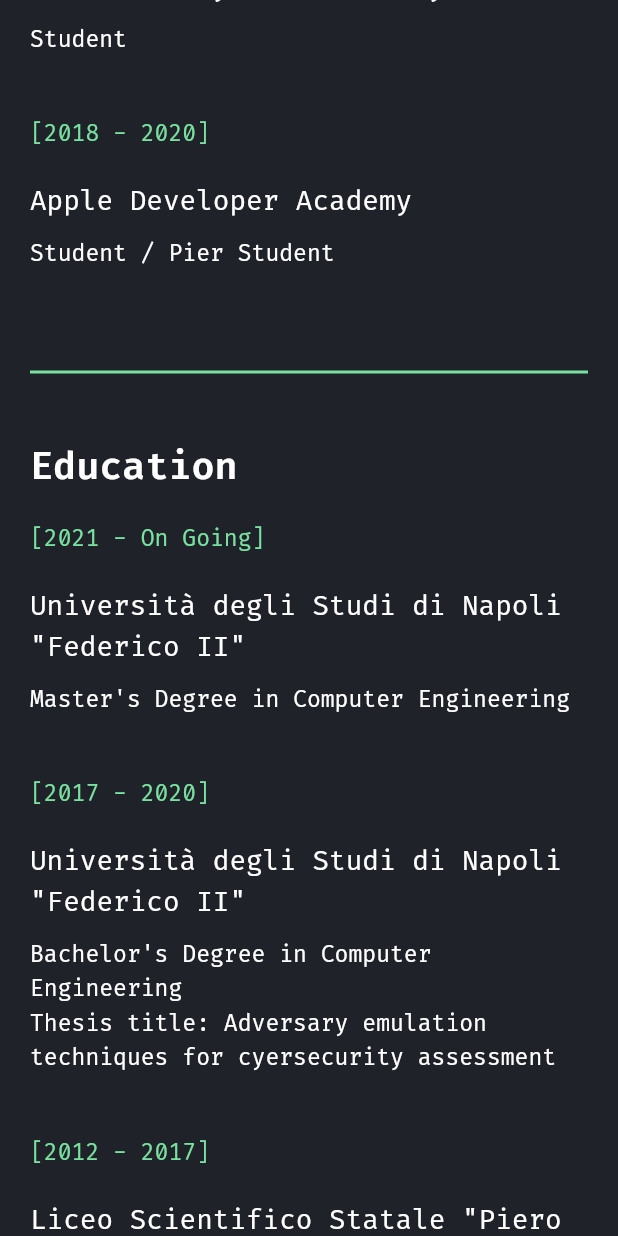
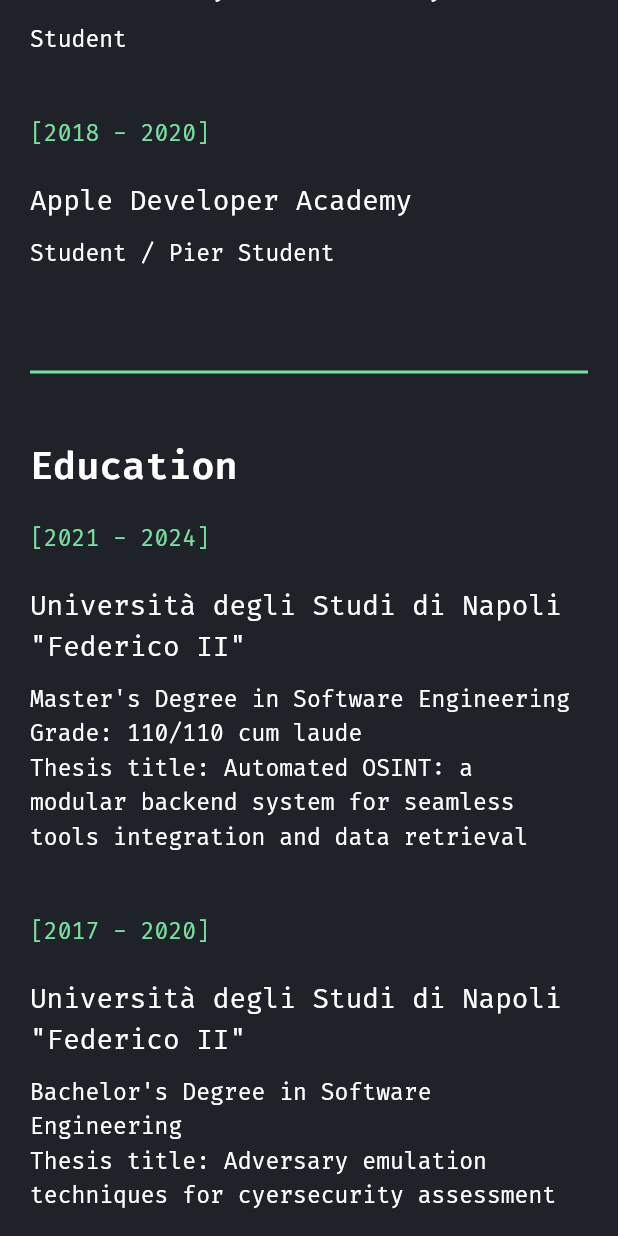
Before and after one commit to marcotammaro/portfolio, a Flutter app: the screen it shows after launch, scrolled down 1152 dp, on a phone screen of 412 x 824 dp. Run offline on Flutter 3.47's test engine with Material 2 defaults, Android fonts, the phone set to English and light mode, and no system bars; our stand-ins replace font_awesome_flutter.

Commit message:
Info update

```diff
--- a/lib/views/about.dart
+++ b/lib/views/about.dart
@@ -41,7 +41,7 @@ class _AboutState extends State<About> {
         ),
         CustomText(
           noBottomPadding: true,
-          text: '''$age years old master's student in computer engineering.
+          text: '''$age years old Software Engineer and iOS Develoepr.
 
 I'm what you could call a technology sufferer, I like everything that works at the rhythm of 0 and 1 and that can be programmed or built with your own hands.
 
@@ -64,7 +64,7 @@ I truly love working in group because I'm convinced that teamworking stimulates
         CustomTextWithDates(
           title: 'System Management S.p.A',
           titleLink: 'https://sysmanagement.it/',
-          text: 'iOS Developer',
+          text: 'Mobile Developer',
           period: '2022 - On Going',
         ),
         CustomTextWithDates(
@@ -93,13 +93,14 @@ I truly love working in group because I'm convinced that teamworking stimulates
         ),
         CustomTextWithDates(
           title: 'Università degli Studi di Napoli "Federico II"',
-          text: "Master's Degree in Computer Engineering",
-          period: '2021 - On Going',
+          text:
+              "Master's Degree in Software Engineering\nGrade: 110/110 cum laude\nThesis title: Automated OSINT: a modular backend system for seamless tools integration and data retrieval",
+          period: '2021 - 2024',
         ),
         CustomTextWithDates(
           title: 'Università degli Studi di Napoli "Federico II"',
           text:
-              "Bachelor's Degree in Computer Engineering\nThesis title: Adversary emulation techniques for cyersecurity assessment",
+              "Bachelor's Degree in Software Engineering\nThesis title: Adversary emulation techniques for cyersecurity assessment",
           period: '2017 - 2020',
         ),
         CustomTextWithDates(
--- a/lib/views/contacts.dart
+++ b/lib/views/contacts.dart
@@ -72,6 +72,11 @@ class _ContactsState extends State<Contacts> {
         CustomTextWithLinkAndIcon(
           link: 'https://www.linkedin.com/in/marcotammaro/',
           icons: [FontAwesomeIcons.linkedin],
+        ),
+        const SizedBox(height: 10),
+        CustomTextWithLinkAndIcon(
+          link: 'https://x.com/marcotammaro42',
+          icons: [FontAwesomeIcons.twitter],
         )
       ],
     );
```
Also changed, not shown: lib/views/projects.dart (+39 -8 lines).
